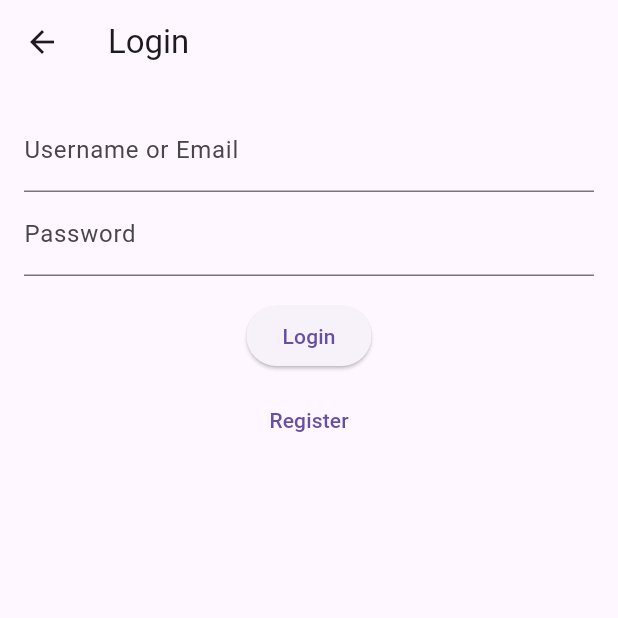
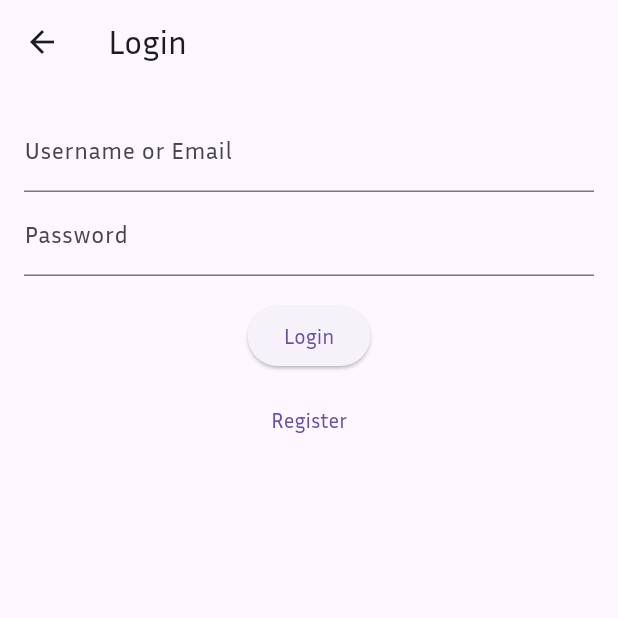
Before and after one commit to hahalex/coofit, a Flutter app: the screen it shows after launch, on a phone screen of 412 x 824 dp, the top half of it. Run offline on Flutter 3.47's test engine with Material 3 defaults, Android fonts, the phone set to English and light mode, and no system bars; our stand-ins replace email_validator, flutter_secure_storage, sqflite; accounts and stored records are empty.

Commit message:
v0.6.3 fonts

```diff
--- a/lib/app.dart
+++ b/lib/app.dart
@@ -37,15 +37,15 @@ class _MyAppState extends State<MyApp> {
     return MaterialApp(
       debugShowCheckedModeBanner: false,
       title: 'Fitness Tracker',
-      // Регистрируем маршруты для уведомлений и настроек
+      theme: ThemeData(
+        fontFamily: 'InriaSans', // <--- шрифт по умолчанию
+      ),
       routes: {
         '/notifications': (_) => NotificationsPage(),
         '/settings': (_) => SettingsPage(),
       },
       home: Consumer<AuthProvider>(
         builder: (context, auth, child) {
-          // После первого построения дерева виджетов проверим состояние авторизации
-          // и если пользователь не залогинен — откроем LoginPage.
           WidgetsBinding.instance.addPostFrameCallback((_) {
             if (!auth.isLoggedIn && !_loginShown) {
               _loginShown = true;
@@ -53,8 +53,6 @@ class _MyAppState extends State<MyApp> {
                 context,
               ).push(MaterialPageRoute(builder: (_) => const LoginPage()));
             }
-            // Если пользователь залогинился и login был показан ранее, сбрасываем флаг,
-            // чтобы при разлогине можно было снова показать экран логина.
             if (auth.isLoggedIn && _loginShown) {
               _loginShown = false;
             }
```
Also changed, not shown: pubspec.yaml (+11 -0 lines).
